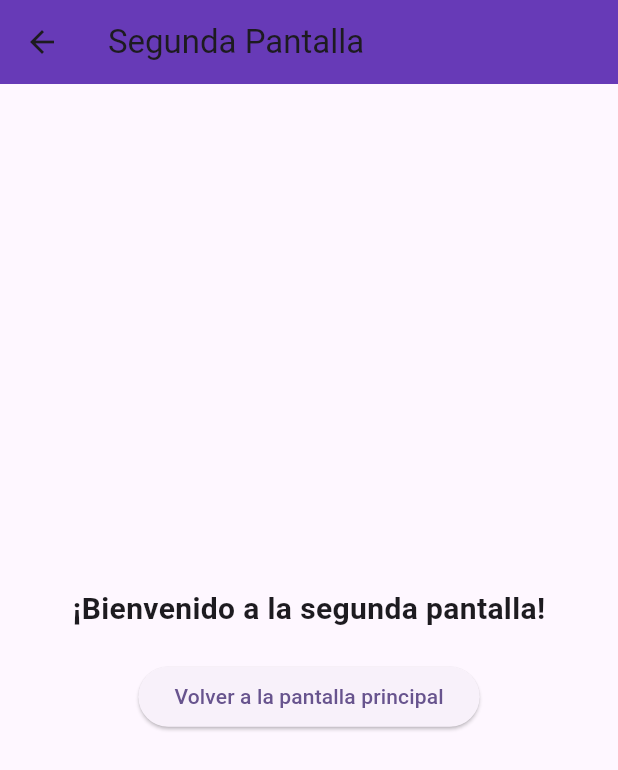
After one commit to JGerardoToledoR/Historial_de_Contador, a Flutter app: the screen it shows after launch, after a tap on "Ir a segunda pantalla", on a phone screen of 412 x 824 dp. The commit adds this screen. Shown: the top 770 px of the screen. Run offline on Flutter 3.47's test engine with Material 3 defaults, Android fonts, the phone set to English and light mode, and no system bars.

Commit message:
[ADD] Segunda pantalla

```diff
--- a/historial_contador/lib/main.dart
+++ b/historial_contador/lib/main.dart
@@ -1,4 +1,5 @@
 import 'package:flutter/material.dart';
+import 'second_page.dart'; // Importa la segunda pantalla
 
 void main() {
   runApp(const MyApp());
@@ -31,14 +32,12 @@ class MyHomePage extends StatefulWidget {
 class _MyHomePageState extends State<MyHomePage> {
   int _counter = 0;
 
-  // Variables
   List<int> _historial = [];
   bool _mostrarHistorial = false;
 
   void _incrementCounter() {
     setState(() {
       _counter++;
-      // Guardar en historial
       _historial.add(_counter);
     });
   }
@@ -46,7 +45,6 @@ class _MyHomePageState extends State<MyHomePage> {
   void _decrementCounter() {
     setState(() {
       _counter--;
-      // Guardar en historial
       _historial.add(_counter);
     });
   }
@@ -63,7 +61,6 @@ class _MyHomePageState extends State<MyHomePage> {
     });
   }
 
-  // Método para mostrar historial
   Widget _buildHistorial() {
     if (_historial.isEmpty) {
       return const Text(
@@ -104,13 +101,11 @@ class _MyHomePageState extends State<MyHomePage> {
             ),
             const SizedBox(height: 20),
 
-            // Botón mostrar/ocultar historial
             ElevatedButton(
               onPressed: _toggleHistorial,
               child: Text(_mostrarHistorial ? "Ocultar historial" : "Mostrar historial"),
             ),
 
-            // Botón limpiar historial
             ElevatedButton(
               onPressed: _clearHistorial,
               child: const Text("Limpiar historial"),
@@ -118,7 +113,17 @@ class _MyHomePageState extends State<MyHomePage> {
 
             const SizedBox(height: 20),
 
-            // Mostrar historial si está activado
+            // Botón para cambiar a la segunda pantalla
+            ElevatedButton(
+              onPressed: () {
+                Navigator.push(
+                  context,
+                  MaterialPageRoute(builder: (context) => const SecondPage()),
+                );
+              },
+              child: const Text("Ir a segunda pantalla"),
+            ),
+
             if (_mostrarHistorial) _buildHistorial(),
           ],
         ),
--- /dev/null
+++ b/historial_contador/lib/second_page.dart
@@ -0,0 +1,33 @@
+import 'package:flutter/material.dart';
+
+class SecondPage extends StatelessWidget {
+  const SecondPage({super.key});
+
+  @override
+  Widget build(BuildContext context) {
+    return Scaffold(
+      appBar: AppBar(
+        title: const Text("Segunda Pantalla"),
+        backgroundColor: Colors.deepPurple,
+      ),
+      body: Center(
+        child: Column(
+          mainAxisAlignment: MainAxisAlignment.center,
+          children: [
+            const Text(
+              "¡Bienvenido a la segunda pantalla!",
+              style: TextStyle(fontSize: 20, fontWeight: FontWeight.bold),
+            ),
+            const SizedBox(height: 20),
+            ElevatedButton(
+              onPressed: () {
+                Navigator.pop(context); // Regresar a la pantalla anterior
+              },
+              child: const Text("Volver a la pantalla principal"),
+            ),
+          ],
+        ),
+      ),
+    );
+  }
+}
```
